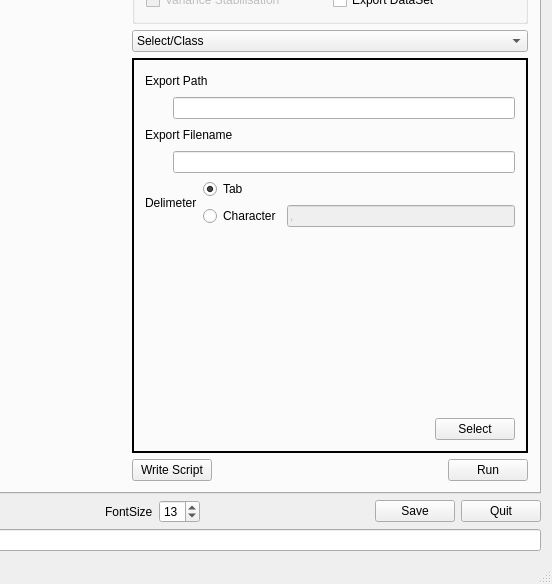
ludwigc/metabolabpy, file metabolabpy/ui/metabolabpy_mainwindow_mac.ui: the form before one commit; both pictures show x 786 to 1338 and y 203 to 787 of the 1338 by 787 pixel window.
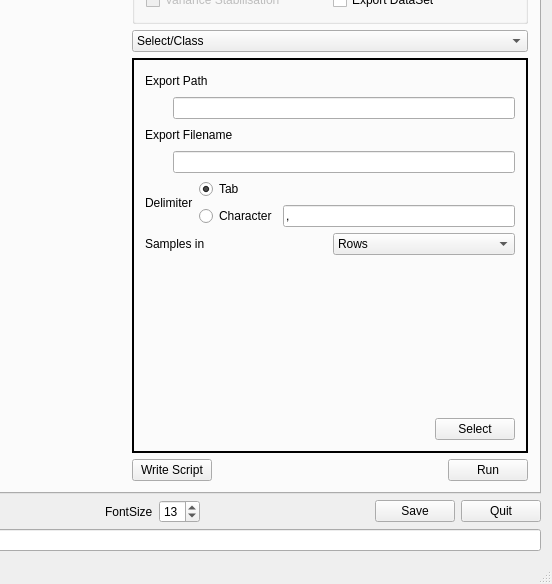
The form after the commit. The open tabs and pages were chosen to show the change. Custom widgets are drawn as their Qt base class.

```diff
--- a/metabolabpy/ui/metabolabpy_mainwindow_mac.ui
+++ b/metabolabpy/ui/metabolabpy_mainwindow_mac.ui
@@ -688,7 +688,7 @@
                 <item>
                  <widget class="QLabel" name="label_58">
                   <property name="text">
-                   <string>Delimeter</string>
+                   <string>Delimiter</string>
                   </property>
                  </widget>
                 </item>
@@ -716,7 +716,7 @@
                     <item>
                      <widget class="QLineEdit" name="lineEdit">
                       <property name="enabled">
-                       <bool>false</bool>
+                       <bool>true</bool>
                       </property>
                       <property name="text">
                        <string>,</string>
@@ -729,6 +729,31 @@
                 </item>
                </layout>
               </item>
+              <item>
+               <layout class="QHBoxLayout" name="horizontalLayout_47">
+                <item>
+                 <widget class="QLabel" name="label_65">
+                  <property name="text">
+                   <string>Samples in</string>
+                  </property>
+                 </widget>
+                </item>
+                <item>
+                 <widget class="QComboBox" name="samplesInComboBox">
+                  <item>
+                   <property name="text">
+                    <string>Rows</string>
+                   </property>
+                  </item>
+                  <item>
+                   <property name="text">
+                    <string>Columns</string>
+                   </property>
+                  </item>
+                 </widget>
+                </item>
+               </layout>
+              </item>
               <item>
                <spacer name="verticalSpacer_4">
                 <property name="orientation">
@@ -737,7 +762,7 @@
                 <property name="sizeHint" stdset="0">
                  <size>
                   <width>20</width>
-                  <height>204</height>
+                  <height>40</height>
                  </size>
                 </property>
                </spacer>
```
Left out of the diff: 6 changed lines with no effect on the pictures.
